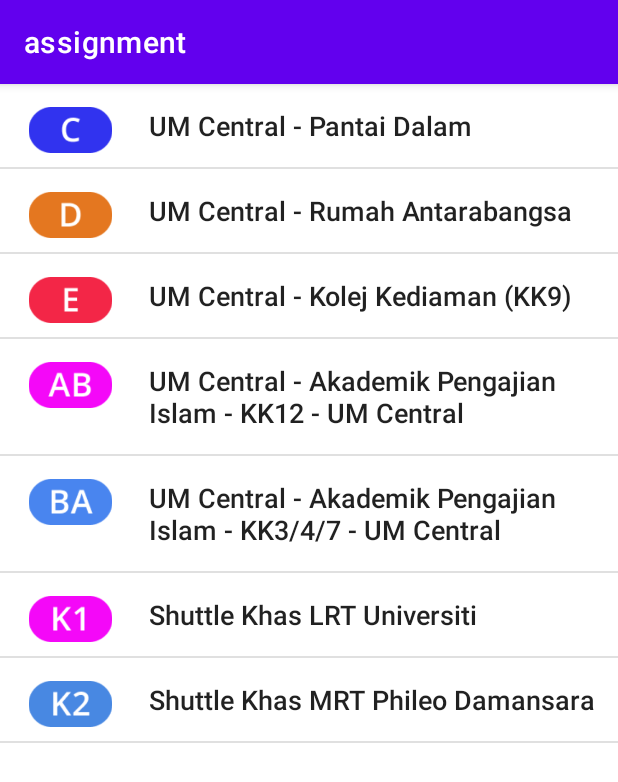
After one commit to nurayyna/MAD, an Android app: the RouteActivity screen opened directly, with no data from a screen before it, on a phone screen of 412 x 824 dp. The commit adds this screen. Shown: the top 782 px of the screen. Run offline under Robolectric (Android 15) with nearby library versions, the phone set to English and light mode, and no system bars.

Commit message:
Added Routes

```diff
--- a/app/src/main/java/com/example/assignment/MainActivity.java
+++ b/app/src/main/java/com/example/assignment/MainActivity.java
@@ -19,11 +19,6 @@ public class MainActivity extends AppCompatActivity {
         super.onCreate(savedInstanceState);
         setContentView(R.layout.activity_main);
 
-        if(savedInstanceState==null){
-            getSupportFragmentManager().beginTransaction().replace(R.id.fragmentContainerView,
-                    new fragment_item()).commit();
-        }
-
     }
 //
 //    @Override
--- /dev/null
+++ b/app/src/main/java/com/example/assignment/RouteActivity.java
@@ -0,0 +1,18 @@
+package com.example.assignment;
+
+import androidx.appcompat.app.AppCompatActivity;
+
+import android.os.Bundle;
+
+public class RouteActivity extends AppCompatActivity {
+
+    @Override
+    protected void onCreate(Bundle savedInstanceState) {
+        super.onCreate(savedInstanceState);
+        setContentView(R.layout.activity_route);
+        if(savedInstanceState==null){
+            getSupportFragmentManager().beginTransaction().replace(R.id.fragmentContainerView,
+                    new fragment_item()).commit();
+        }
+    }
+}
--- a/app/src/main/java/com/example/assignment/fragment_item.java
+++ b/app/src/main/java/com/example/assignment/fragment_item.java
@@ -10,12 +10,15 @@ import android.widget.ArrayAdapter;
 import android.widget.ListView;
 import android.widget.Toast;
 
+
 import androidx.annotation.NonNull;
 import androidx.annotation.Nullable;
 import androidx.appcompat.widget.Toolbar;
 import androidx.fragment.app.Fragment;
 
 public class fragment_item extends Fragment {
+
+
     @Nullable
     @Override
     public View onCreateView(@NonNull LayoutInflater inflater, @Nullable ViewGroup container, @Nullable Bundle savedInstanceState) {
--- /dev/null
+++ b/app/src/main/res/layout/activity_route.xml
@@ -0,0 +1,8 @@
+<?xml version="1.0" encoding="utf-8"?>
+<androidx.fragment.app.FragmentContainerView
+    xmlns:android="http://schemas.android.com/apk/res/android"
+    xmlns:app="http://schemas.android.com/apk/res-auto"
+    android:id="@+id/fragmentContainerView"
+    android:layout_width="match_parent"
+    android:layout_height="match_parent">
+</androidx.fragment.app.FragmentContainerView>
--- a/app/src/main/res/layout/fragment_menu.xml
+++ b/app/src/main/res/layout/fragment_menu.xml
@@ -67,7 +67,7 @@
         app:layout_constraintTop_toTopOf="parent" />
 
     <ImageButton
-        android:id="@+id/imageButton4"
+        android:id="@+id/BtnRoutes"
         android:layout_width="83dp"
         android:layout_height="69dp"
         android:backgroundTint="#FEFEFE"
@@ -112,7 +112,7 @@
         android:layout_height="69dp"
         android:backgroundTint="#FEFEFE"
         app:layout_constraintBottom_toBottomOf="parent"
-        app:layout_constraintEnd_toStartOf="@+id/imageButton4"
+        app:layout_constraintEnd_toStartOf="@+id/BtnRoutes"
         app:layout_constraintStart_toStartOf="parent"
         app:srcCompat="@drawable/frame_9" />
 
```
Also changed, not shown: app/src/main/AndroidManifest.xml (+7 -0 lines), app/src/main/java/com/example/assignment/menu.java (+9 -1 lines).
